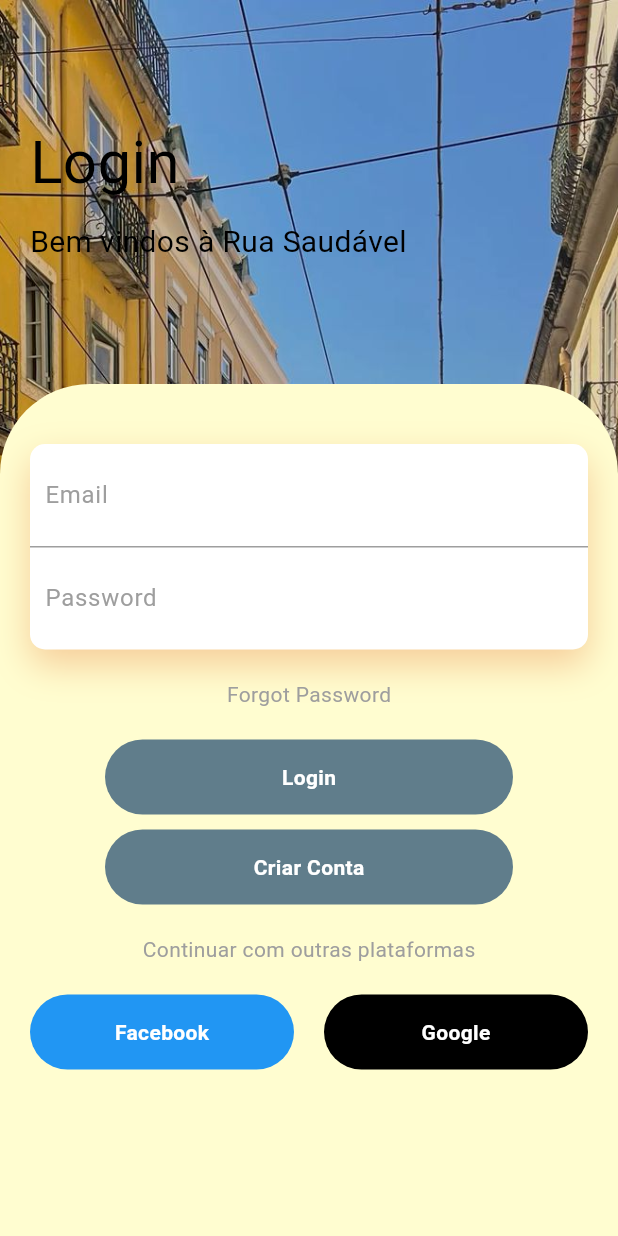
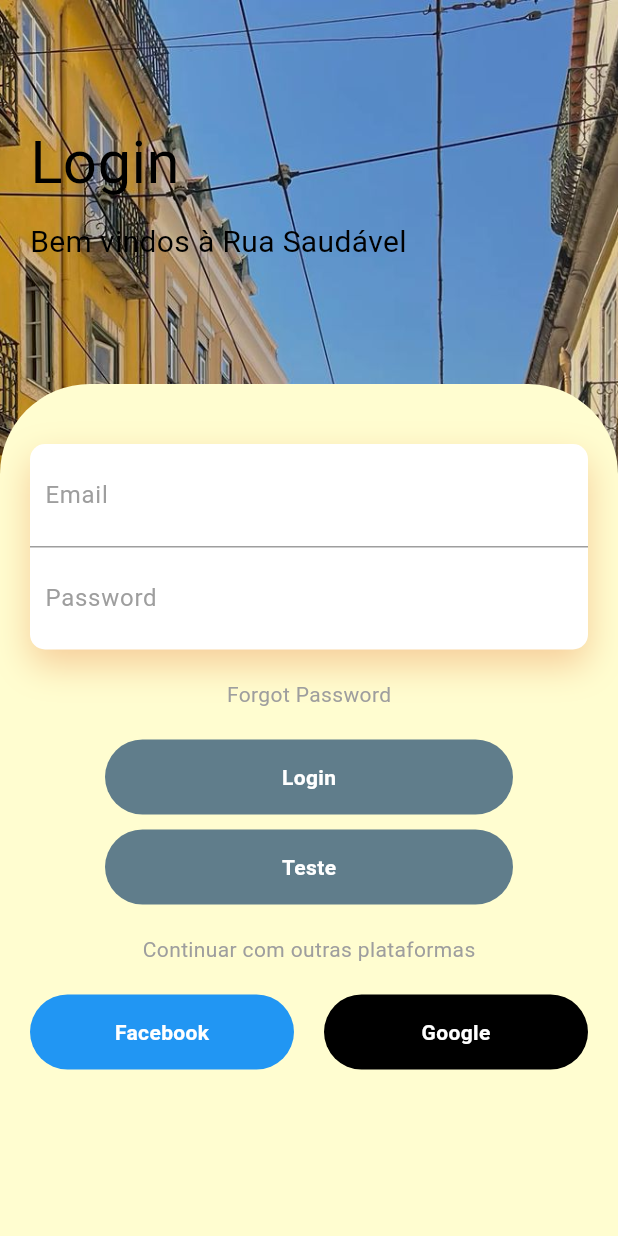
Before and after one commit to Ricardo-P1nto/PAF_V.2, a Flutter app: the screen it shows after launch, on a phone screen of 412 x 824 dp. Run offline on Flutter 3.47's test engine with Material 3 defaults, Android fonts, the phone set to English and light mode, and no system bars; our stand-ins replace firebase_auth, firebase_core; accounts and stored records are empty; generated files the repository leaves out were written again.

```diff
--- a/lib/Telas/main.dart
+++ b/lib/Telas/main.dart
@@ -7,6 +7,7 @@ import 'package:projeto/servicos/autenticacao_servico.dart';
 import '../Comun/meu_snackbar.dart';
 import 'PaginaRegistar.dart';
 import '../firebase_options.dart';
+import 'Tela_LoginOuSignin.dart';
 
 String? passwordValidator(String? value) {
   if (value == null || value.isEmpty) {
@@ -64,6 +65,7 @@ class _HomepageState extends State<Homepage> {
       body: SafeArea(
         child: Stack(
           children: [
+
             Container(
               width: double.infinity,
               height: double.infinity,
@@ -74,9 +76,11 @@ class _HomepageState extends State<Homepage> {
                 ),
               ),
             ),
+
             Column(
               crossAxisAlignment: CrossAxisAlignment.start,
               children: [
+
                 const Padding(
                   padding: EdgeInsets.symmetric(horizontal: 20, vertical: 80),
                   child: Column(
@@ -100,6 +104,9 @@ class _HomepageState extends State<Homepage> {
                     ],
                   ),
                 ),
+
+
+
                 Expanded(
                   child: Container(
                     width: double.infinity,
@@ -208,6 +215,44 @@ class _HomepageState extends State<Homepage> {
                                 ),
                               ),
                               const SizedBox(height: 10),
+
+
+
+
+
+                              GestureDetector(
+                                onTap: () {
+                                  Navigator.push(
+                                    context,
+                                    MaterialPageRoute(
+                                      builder: (context) => const PaginaDeInicio(),
+                                    ),
+                                  );
+                                },
+                                child: Container(
+                                  height: 50,
+                                  margin: const EdgeInsets.symmetric(horizontal: 50),
+                                  decoration: BoxDecoration(
+                                    borderRadius: BorderRadius.circular(50),
+                                    color: Colors.blueGrey,
+                                  ),
+                                  child: const Center(
+                                    child: Text(
+                                      "Teste",
+                                      style: TextStyle(
+                                        color: Colors.white,
+                                        fontWeight: FontWeight.bold,
+                                      ),
+                                    ),
+                                  ),
+                                ),
+                              ),
+
+
+
+
+
+                              /*
                               GestureDetector(
                                 onTap: () {
                                   Navigator.push(
@@ -235,6 +280,11 @@ class _HomepageState extends State<Homepage> {
                                   ),
                                 ),
                               ),
+
+                              */
+
+
+
                               const SizedBox(height: 20),
                               const Text(
                                 "Continuar com outras plataformas",
```
Also changed, not shown: lib/Telas/Tela_LoginOuSignin.dart (added, +63 -0 lines).
